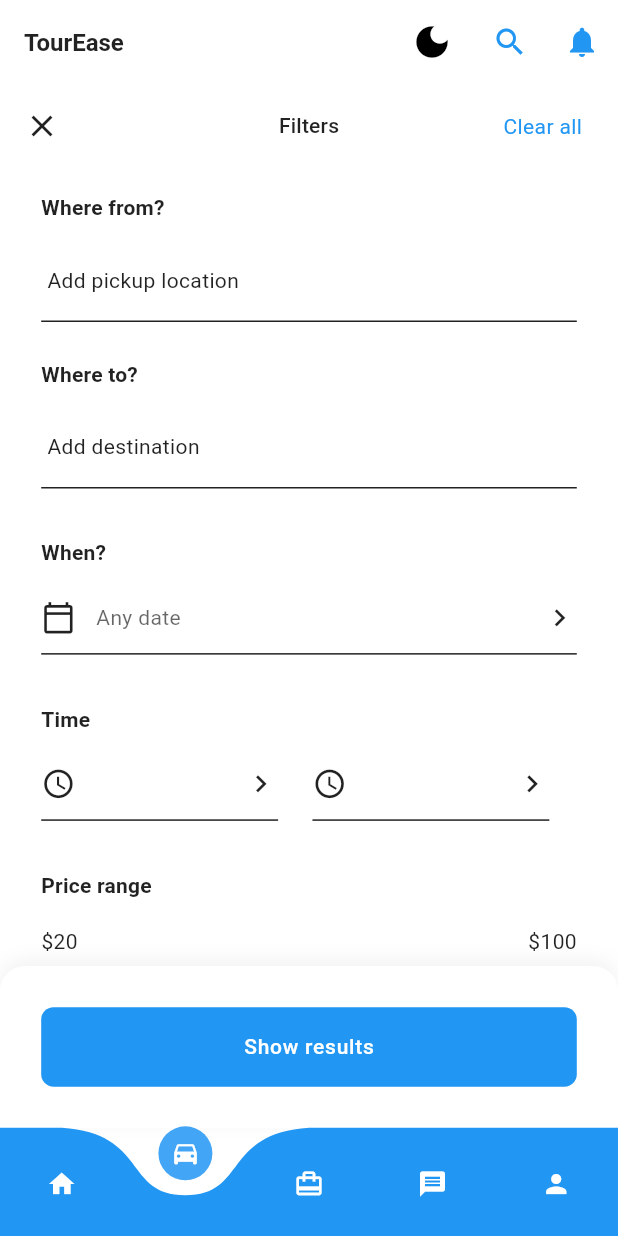
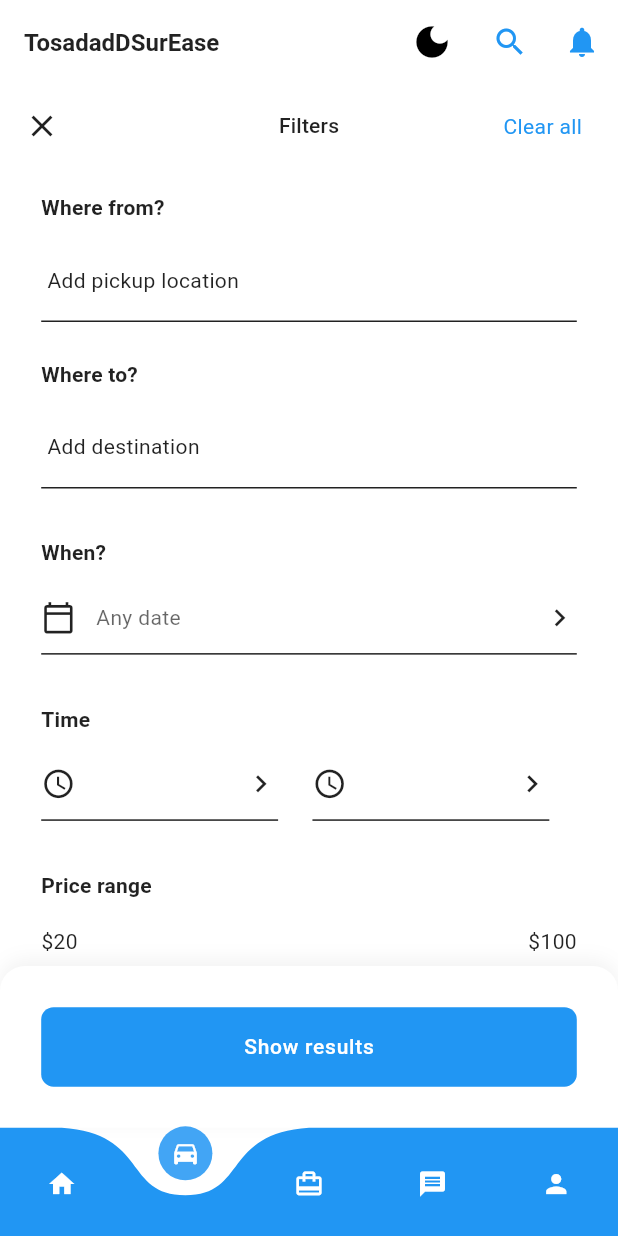
Before and after one commit to MohammedAlsalehi033/tour_ease, a Flutter app: the MainPage screen opened directly, item 2 of the bottom bar chosen, on a phone screen of 412 x 824 dp. Run offline on Flutter 3.47's test engine with Material 3 defaults, Android fonts, the phone set to English and light mode, and no system bars; drawn by our look-alikes of curved_navigation_bar; our stand-ins replace cached_network_image, carousel_slider, flutter_bloc, flutter_screenutil, flutter_staggered_animations, flutter_tabler_icons and 1 more; missing offline and left inert: day_night_time_picker; network calls fail.

Commit message:
test for vc

```diff
--- a/lib/view/mainPage.dart
+++ b/lib/view/mainPage.dart
@@ -36,7 +36,7 @@ class _MainPageState extends State<MainPage> {
     return Scaffold(extendBody: true,
       appBar: AppBar(
         title: Text(
-          'TourEase',
+          'TosadadDSurEase',
           style: Theme.of(context).textTheme.titleLarge,
         ),
         actions: [Themeswitch(),
```
